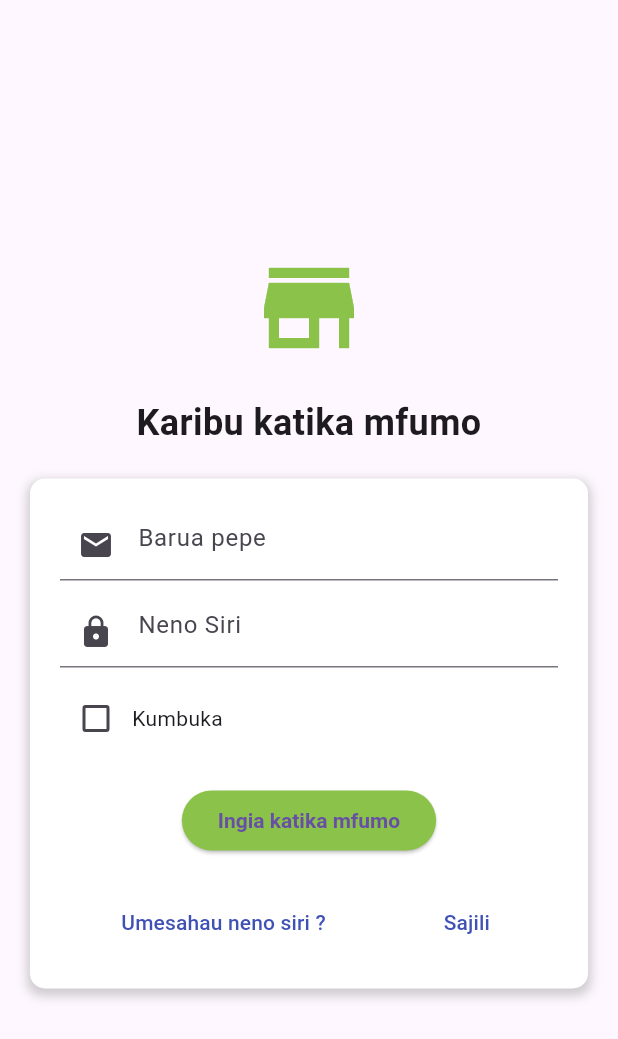
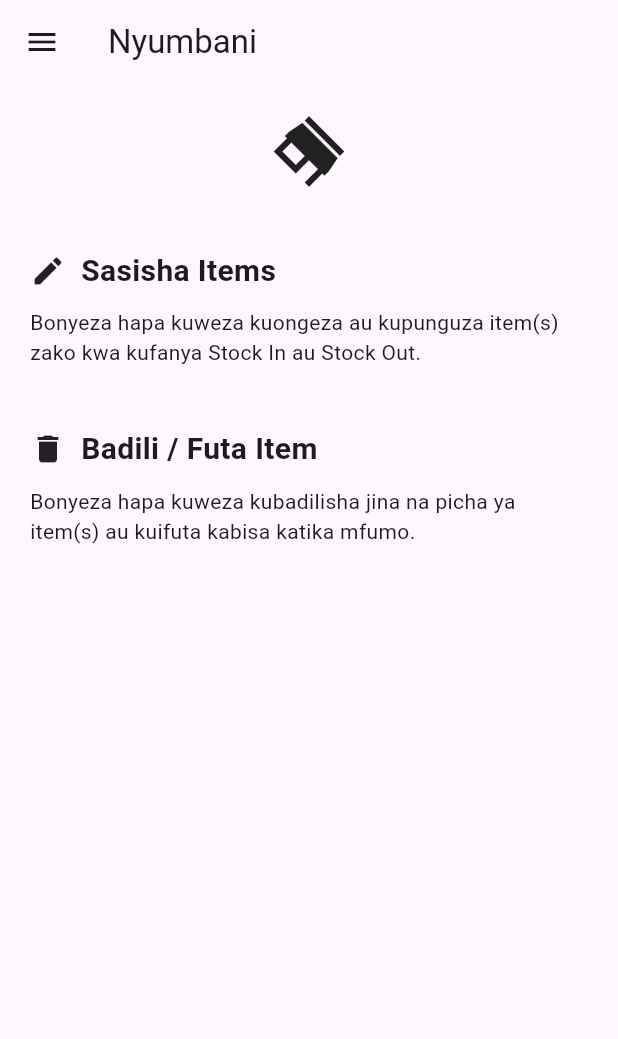
Before and after one commit to jdmwacha0076/MobileProject, a Flutter app: the screen it shows after launch, after a tap on "Ingia katika mfumo", on a phone screen of 412 x 824 dp. Shown: the top 1039 px of the screen. Run offline on Flutter 3.47's test engine with Material 3 defaults, Android fonts, the phone set to English and light mode, and no system bars.

Commit message:
Something was done

```diff
--- a/lib/main.dart
+++ b/lib/main.dart
@@ -1,5 +1,7 @@
 import 'package:flutter/material.dart';
 import 'package:mobileproject/screens/auth/login_screen.dart';
+import 'package:mobileproject/screens/views/homepage_screen.dart';
+import 'package:mobileproject/screens/views/register_stock_screen.dart';
 
 void main() {
   runApp(MyApp());
@@ -13,10 +15,12 @@ class MyApp extends StatelessWidget {
       theme: ThemeData(
         primarySwatch: Colors.lightGreen,
       ),
-      initialRoute: '/login', // Set the initial route
+      initialRoute: '/login',
       routes: {
-        '/login': (context) => LoginScreen(), // Define routes
-        // Other routes...
+        '/login': (context) => LoginScreen(),
+        '/home': (context) => HomePageScreen(),
+        '/register': (context) => RegisterStockScreen(),
+        // Add more routes as necessary
       },
     );
   }
--- a/lib/screens/auth/login_screen.dart
+++ b/lib/screens/auth/login_screen.dart
@@ -1,5 +1,8 @@
 import 'package:flutter/material.dart';
 import 'register_screen.dart';
+import 'package:mobileproject/screens/views/homepage_screen.dart';
+import 'package:mobileproject/widgets/custom_app_bar.dart';
+
 
 class LoginScreen extends StatelessWidget {
   @override
@@ -16,11 +19,11 @@ class LoginScreen extends StatelessWidget {
               Icon(
                 Icons.store,
                 size: 80,
-                color: Colors.lightGreen,
+                color: Colors.blue,
               ),
               SizedBox(height: 20),
               Text(
-                'Karibu katika mfumo',
+                'Karibu',
                 style: TextStyle(
                   fontSize: 24,
                   fontWeight: FontWeight.bold,
@@ -70,15 +73,21 @@ class LoginScreen extends StatelessWidget {
                     ),
                     SizedBox(height: 20),
                     ElevatedButton(
-                      onPressed: () {},
+                      onPressed: () {
+                        Navigator.push(
+                          context,
+                          MaterialPageRoute(builder: (context) => HomePageScreen()),
+                        );
+                      },
                       child: Text('Ingia katika mfumo'),
                       style: ElevatedButton.styleFrom(
-                        primary: Colors.lightGreen,
+                        primary: Colors.blue,
                         textStyle: TextStyle(
                           fontWeight: FontWeight.bold,
                         ),
                       ),
                     ),
+
                     SizedBox(height: 20),
                     Row(
                       mainAxisAlignment: MainAxisAlignment.center,
@@ -87,7 +96,7 @@ class LoginScreen extends StatelessWidget {
                           onPressed: () {},
                           child: Text(
                             'Umesahau neno siri ?',
-                            style: TextStyle(color: Colors.indigo),
+                            style: TextStyle(color: Colors.black),
                           ),
                         ),
                         SizedBox(width: 50),
@@ -100,7 +109,7 @@ class LoginScreen extends StatelessWidget {
                           },
                           child: Text(
                             'Sajili',
-                            style: TextStyle(color: Colors.indigo),
+                            style: TextStyle(color: Colors.black),
                           ),
                         ),
                       ],
--- a/lib/screens/auth/register_screen.dart
+++ b/lib/screens/auth/register_screen.dart
@@ -20,7 +20,7 @@ class MobileRegisterScreen extends StatelessWidget {
                       Icon(
                         Icons.store,
                         size: 80,
-                        color: Colors.lightGreen,
+                        color: Colors.blue,
                       ),
                       SizedBox(height: 20),
                       Text(
@@ -86,7 +86,7 @@ class MobileRegisterScreen extends StatelessWidget {
                         onPressed: () {},
                         child: Text('Kamilisha usajili'),
                         style: ElevatedButton.styleFrom(
-                          primary: Colors.lightGreen,
+                          primary: Colors.black,
                           textStyle: TextStyle(
                             fontWeight: FontWeight.bold,
                           ),
@@ -103,7 +103,7 @@ class MobileRegisterScreen extends StatelessWidget {
                             },
                             child: Text(
                               'Ingia',
-                              style: TextStyle(color: Colors.indigo),
+                              style: TextStyle(color: Colors.black),
                             ),
                           ),
                         ],
--- /dev/null
+++ b/lib/screens/views/homepage_screen.dart
@@ -0,0 +1,71 @@
+import 'package:flutter/material.dart';
+import 'package:mobileproject/widgets/menu_container.dart'; // Import the menu_container.dart file
+
+class HomePageScreen extends StatelessWidget {
+  @override
+  Widget build(BuildContext context) {
+    return Scaffold(
+      appBar: AppBar(
+        title: Text('Nyumbani'),
+      ),
+      drawer: Drawer(
+        child: NavigationDrawers(), // Use NavigationDrawer here
+      ),
+      body: ListView(
+        children: [
+          Padding(
+            padding: const EdgeInsets.all(20.0),
+            child: Row(
+              mainAxisAlignment: MainAxisAlignment.center,
+              children: [
+                RotationTransition(
+                  turns: AlwaysStoppedAnimation(45 / 360),
+                  child: Icon(
+                    Icons.store,
+                    size: 50,
+                  ),
+                ),
+              ],
+            ),
+          ),
+          buildLinkContainer(
+            icon: Icons.edit,
+            text: 'Sasisha Items',
+            description:
+            'Bonyeza hapa kuweza kuongeza au kupunguza item(s) zako kwa kufanya Stock In au Stock Out.',
+          ),
+          buildLinkContainer(
+            icon: Icons.delete,
+            text: 'Badili / Futa Item',
+            description:
+            'Bonyeza hapa kuweza kubadilisha jina na picha ya item(s) au kuifuta kabisa katika mfumo.',
+          ),
+          // Add other link containers as necessary
+        ],
+      ),
+    );
+  }
+
+  Widget buildLinkContainer({required IconData icon, required String text, required String description}) {
+    return Padding(
+      padding: const EdgeInsets.all(20.0),
+      child: Column(
+        crossAxisAlignment: CrossAxisAlignment.start,
+        children: [
+          Row(
+            children: [
+              Icon(icon),
+              SizedBox(width: 10),
+              Text(
+                text,
+                style: TextStyle(fontSize: 20, fontWeight: FontWeight.bold),
+              ),
+            ],
+          ),
+          SizedBox(height: 10),
+          Text(description),
+        ],
+      ),
+    );
+  }
+}
```
Also changed, not shown: lib/screens/views/register_stock_screen.dart (added, +71 -0 lines), lib/screens/views/store_all_once_screen.dart (added, +15 -0 lines), lib/screens/views/update_product_details_screen.dart (added, +15 -0 lines), lib/screens/views/update_stocks_screen.dart (added, +15 -0 lines), lib/screens/views/view_stocks_screen.dart (added, +15 -0 lines), lib/widgets/custom_app_bar.dart (added, +23 -0 lines), lib/widgets/menu_container.dart (added, +37 -0 lines).
